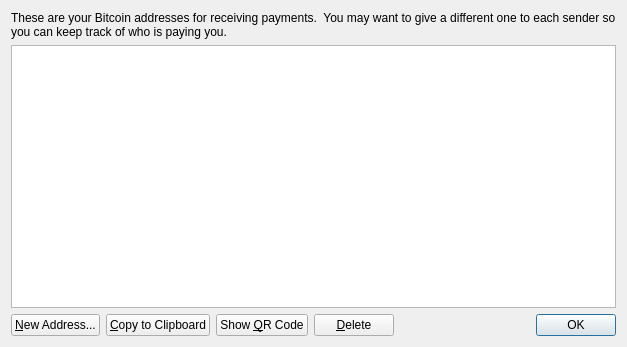
The window that src/qt/forms/addressbookpage.ui (mmpool/coiledcoin) describes before a commit, drawn with Qt 5.
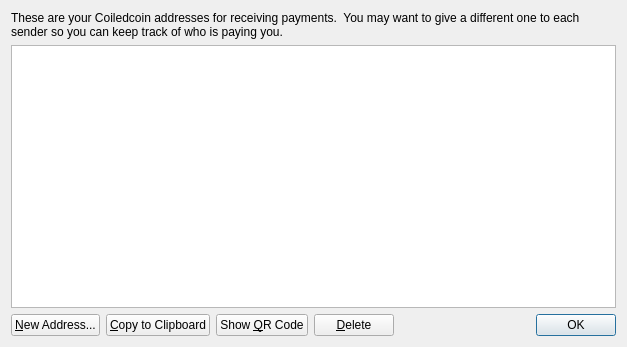
The same window after the commit. Icons and pictures are not drawn.

Commit message: Rebrand as Coiledcoin

What changed in the file:
```diff
--- a/src/qt/forms/addressbookpage.ui
+++ b/src/qt/forms/addressbookpage.ui
@@ -17,7 +17,7 @@
    <item>
     <widget class="QLabel" name="labelExplanation">
      <property name="text">
-      <string>These are your Bitcoin addresses for receiving payments.  You may want to give a different one to each sender so you can keep track of who is paying you.</string>
+      <string>These are your Coiledcoin addresses for receiving payments.  You may want to give a different one to each sender so you can keep track of who is paying you.</string>
      </property>
      <property name="textFormat">
       <enum>Qt::AutoText</enum>
```
The commit also changes 19 other files.
